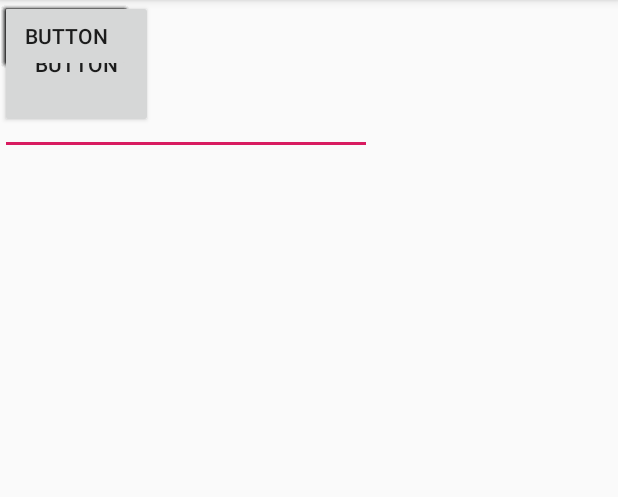
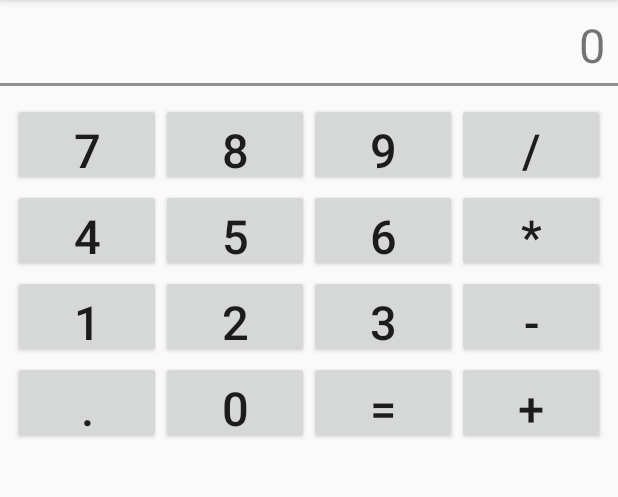
Before and after one commit to shreyaspadhye3011/AndroidProjects, an Android app: the screen it shows after launch (MainActivity), on a phone screen of 412 x 824 dp, the part 84-581 px from its top. Run offline under Robolectric (Android 15) with nearby library versions, the phone set to English and light mode, and no system bars.

Commit message:
Changed UI

```diff
--- a/Calculator/app/src/main/res/layout/activity_main.xml
+++ b/Calculator/app/src/main/res/layout/activity_main.xml
@@ -1,150 +1,187 @@
 <?xml version="1.0" encoding="utf-8"?>
-<android.support.constraint.ConstraintLayout xmlns:android="http://schemas.android.com/apk/res/android"
-    xmlns:app="http://schemas.android.com/apk/res-auto"
-    xmlns:tools="http://schemas.android.com/tools"
-    android:layout_width="match_parent"
-    android:layout_height="match_parent"
-    tools:context=".MainActivity">
-
-    <EditText
-        android:id="@+id/editText"
-        android:layout_width="248dp"
-        android:layout_height="103dp"
-        android:ems="10"
-        android:inputType="textPersonName"
-        android:text="Input"
-        tools:layout_editor_absoluteX="18dp"
-        tools:layout_editor_absoluteY="102dp" />
-
+<LinearLayout xmlns:android="http://schemas.android.com/apk/res/android"
+    android:orientation="vertical"
+    android:layout_width="fill_parent"
+    android:layout_height="fill_parent"
+    >
     <TableLayout
-        android:layout_width="374dp"
-        android:layout_height="464dp"
-        tools:layout_editor_absoluteX="27dp"
-        tools:layout_editor_absoluteY="242dp">
+        android:id="@+id/tableLayout1"
+        android:layout_height="fill_parent"
+        android:layout_width="fill_parent">
+        <TextView
+            android:id="@+id/result"
+            android:layout_height="25pt"
+            android:textSize="14pt"
+            android:padding="4pt"
+            android:gravity="right"
+            android:text="0"
+            />
+        <View
+            android:layout_height="2dip"
+            android:background="#FF909090" />
 
         <TableRow
+            android:layout_height="wrap_content"
             android:layout_width="match_parent"
-            android:layout_height="match_parent" />
+            android:layout_marginTop="5pt"
+            android:id="@+id/tableRow2"
+            android:paddingLeft="4pt"
+            android:paddingRight="4pt">
+            <Button
+                android:text="7"
+                android:textSize="14pt"
+                android:id="@+id/button7"
+                android:layout_width="25pt"
+                android:layout_height="25pt"
+                android:layout_weight="1"
+                android:onClick="handleClick" />
+            <Button
+                android:text="8"
+                android:textSize="14pt"
+                android:id="@+id/button8"
+                android:layout_height="25pt"
+                android:layout_width="25pt"
+                android:layout_weight="1"
+                android:onClick="handleClick" />
+            <Button
+                android:text="9"
+                android:textSize="14pt"
+                android:id="@+id/button9"
+                android:layout_width="25pt"
+                android:layout_height="25pt"
+                android:layout_weight="1"
+                android:onClick="handleClick" />
+            <Button
+                android:text="/"
+                android:textSize="14pt"
+                android:id="@+id/buttonDivide"
+                android:layout_width="25pt"
+                android:layout_height="25pt"
+                android:layout_weight="1"
+                android:onClick="handleClick" />
+        </TableRow>
 
         <TableRow
+            android:layout_height="wrap_content"
             android:layout_width="match_parent"
-            android:layout_height="match_parent" />
+            android:layout_marginTop="1pt"
+            android:id="@+id/tableRow2"
+            android:paddingLeft="4pt"
+            android:paddingRight="4pt">
+            <Button
+                android:text="4"
+                android:textSize="14pt"
+                android:id="@+id/button4"
+                android:layout_width="25pt"
+                android:layout_height="25pt"
+                android:layout_weight="1"
+                android:onClick="handleClick" />
+            <Button
+                android:text="5"
+                android:textSize="14pt"
+                android:id="@+id/button5"
+                android:layout_height="25pt"
+                android:layout_width="25pt"
+                android:layout_weight="1"
+                android:onClick="handleClick" />
+            <Button
+                android:text="6"
+                android:textSize="14pt"
+                android:id="@+id/button6"
+                android:layout_width="25pt"
+                android:layout_height="25pt"
+                android:layout_weight="1"
+                android:onClick="handleClick" />
+            <Button
+                android:text="*"
+                android:textSize="14pt"
+                android:id="@+id/buttonMultiply"
+                android:layout_width="25pt"
+                android:layout_height="25pt"
+                android:layout_weight="1"
+                android:onClick="handleClick" />
+        </TableRow>
 
         <TableRow
+            android:layout_height="wrap_content"
             android:layout_width="match_parent"
-            android:layout_height="match_parent" />
+            android:layout_marginTop="1pt"
+            android:id="@+id/tableRow2"
+            android:paddingLeft="4pt"
+            android:paddingRight="4pt">
+            <Button
+                android:text="1"
+                android:textSize="14pt"
+                android:id="@+id/button1"
+                android:layout_width="25pt"
+                android:layout_height="25pt"
+                android:layout_weight="1"
+                android:onClick="handleClick" />
+            <Button
+                android:text="2"
+                android:textSize="14pt"
+                android:id="@+id/button2"
+                android:layout_height="25pt"
+                android:layout_width="25pt"
+                android:layout_weight="1"
+                android:onClick="handleClick" />
+            <Button
+                android:text="3"
+                android:textSize="14pt"
+                android:id="@+id/button3"
+                android:layout_width="25pt"
+                android:layout_height="25pt"
+                android:layout_weight="1"
+                android:onClick="handleClick" />
+            <Button
+                android:text="-"
+                android:textSize="14pt"
+                android:id="@+id/buttonMinus"
+                android:layout_width="25pt"
+                android:layout_height="25pt"
+                android:layout_weight="1"
+                android:onClick="handleClick" />
+        </TableRow>
 
         <TableRow
+            android:layout_height="wrap_content"
             android:layout_width="match_parent"
-            android:layout_height="match_parent" />
-
-        <TableRow
-            android:layout_width="match_parent"
-            android:layout_height="match_parent" />
+            android:layout_marginTop="1pt"
+            android:id="@+id/tableRow2"
+            android:paddingLeft="4pt"
+            android:paddingRight="4pt">
+            <Button
+                android:text="."
+                android:textSize="14pt"
+                android:id="@+id/buttonDot"
+                android:layout_width="25pt"
+                android:layout_height="25pt"
+                android:layout_weight="1"
+                android:onClick="handleClick" />
+            <Button
+                android:text="0"
+                android:textSize="14pt"
+                android:id="@+id/button0"
+                android:layout_height="25pt"
+                android:layout_width="25pt"
+                android:layout_weight="1"
+                android:onClick="handleClick" />
+            <Button
+                android:text="="
+                android:textSize="14pt"
+                android:id="@+id/buttonResult"
+                android:layout_width="25pt"
+                android:layout_height="25pt"
+                android:layout_weight="1"
+                android:onClick="handleClick" />
+            <Button
+                android:text="+"
+                android:textSize="14pt"
+                android:id="@+id/buttonPlus"
+                android:layout_width="25pt"
+                android:layout_height="25pt"
+                android:layout_weight="1"
+                android:onClick="handleClick" />
+        </TableRow>
     </TableLayout>
-
-    <Button
-        android:id="@+id/button"
-        android:layout_width="102dp"
-        android:layout_height="85dp"
-        android:text="Button"
-        tools:layout_editor_absoluteX="296dp"
-        tools:layout_editor_absoluteY="120dp" />
-
-    <Button
-        android:id="@+id/button2"
-        android:layout_width="wrap_content"
-        android:layout_height="wrap_content"
-        android:text="Button"
-        tools:layout_editor_absoluteX="51dp"
-        tools:layout_editor_absoluteY="268dp" />
-
-    <Button
-        android:id="@+id/button3"
-        android:layout_width="wrap_content"
-        android:layout_height="wrap_content"
-        android:text="Button"
-        tools:layout_editor_absoluteX="171dp"
-        tools:layout_editor_absoluteY="268dp" />
-
-    <Button
-        android:id="@+id/button4"
-        android:layout_width="wrap_content"
-        android:layout_height="wrap_content"
-        android:text="Button"
-        tools:layout_editor_absoluteX="296dp"
-        tools:layout_editor_absoluteY="268dp" />
-
-    <Button
-        android:id="@+id/button5"
-        android:layout_width="wrap_content"
-        android:layout_height="wrap_content"
-        android:text="Button"
-        tools:layout_editor_absoluteX="51dp"
-        tools:layout_editor_absoluteY="357dp" />
-
-    <Button
-        android:id="@+id/button6"
-        android:layout_width="wrap_content"
-        android:layout_height="wrap_content"
-        android:text="Button"
-        tools:layout_editor_absoluteX="171dp"
-        tools:layout_editor_absoluteY="357dp" />
-
-    <Button
-        android:id="@+id/button7"
-        android:layout_width="wrap_content"
-        android:layout_height="wrap_content"
-        android:text="Button"
-        tools:layout_editor_absoluteX="296dp"
-        tools:layout_editor_absoluteY="357dp" />
-
-    <Button
-        android:id="@+id/button8"
-        android:layout_width="wrap_content"
-        android:layout_height="wrap_content"
-        android:text="Button"
-        tools:layout_editor_absoluteX="50dp"
-        tools:layout_editor_absoluteY="433dp" />
-
-    <Button
-        android:id="@+id/button9"
-        android:layout_width="wrap_content"
-        android:layout_height="wrap_content"
-        android:text="Button"
-        tools:layout_editor_absoluteX="171dp"
-        tools:layout_editor_absoluteY="433dp" />
-
-    <Button
-        android:id="@+id/button10"
-        android:layout_width="wrap_content"
-        android:layout_height="wrap_content"
-        android:text="Button"
-        tools:layout_editor_absoluteX="296dp"
-        tools:layout_editor_absoluteY="433dp" />
-
-    <Button
-        android:id="@+id/button11"
-        android:layout_width="wrap_content"
-        android:layout_height="wrap_content"
-        android:text="Button"
-        tools:layout_editor_absoluteX="51dp"
-        tools:layout_editor_absoluteY="525dp" />
-
-    <Button
-        android:id="@+id/button12"
-        android:layout_width="wrap_content"
-        android:layout_height="wrap_content"
-        android:text="Button"
-        tools:layout_editor_absoluteX="171dp"
-        tools:layout_editor_absoluteY="525dp" />
-
-    <Button
-        android:id="@+id/button13"
-        android:layout_width="wrap_content"
-        android:layout_height="wrap_content"
-        android:text="Button"
-        tools:layout_editor_absoluteX="296dp"
-        tools:layout_editor_absoluteY="524dp" />
-
-</android.support.constraint.ConstraintLayout>
+</LinearLayout>
```
